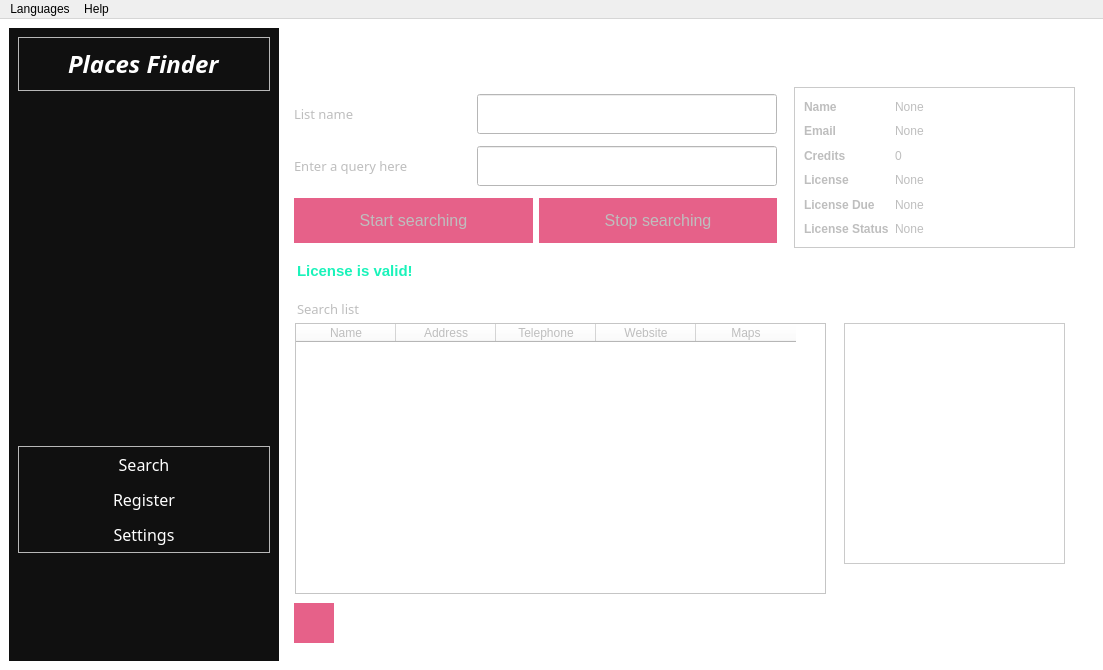
First picture: the form in UI/goomaps.ui, repository AhmedGsm/Google-Maps-Scraper, before the edit.
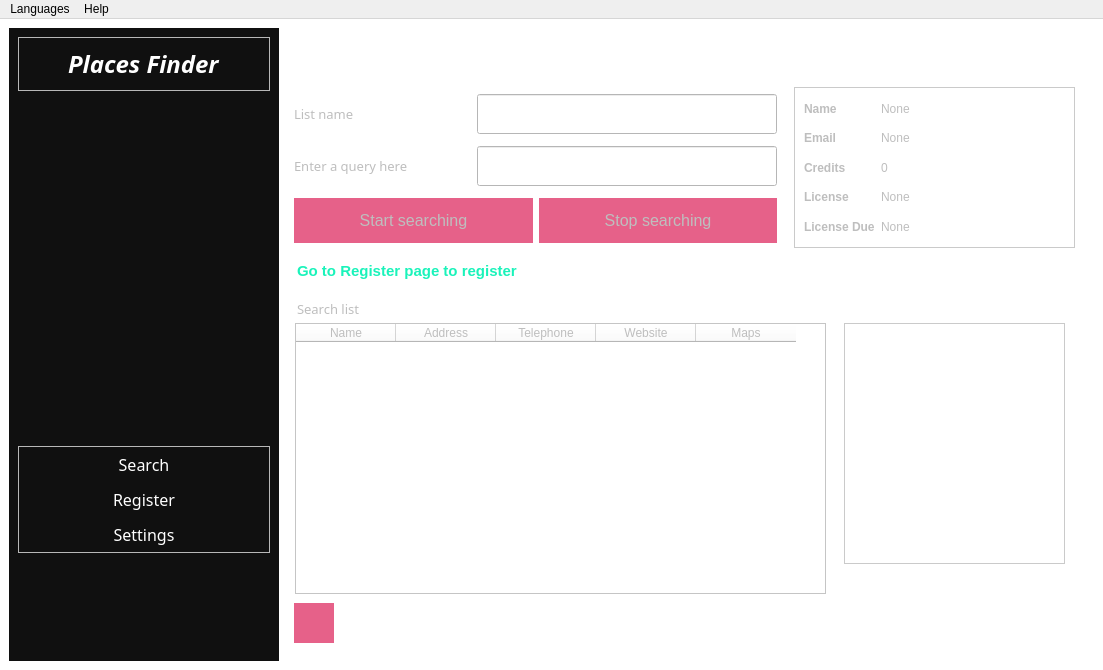
Second picture: the form after the edit. Icons and pictures are not drawn.

Commit message: Check duplication license usage

The edit to the form file:
```diff
--- a/UI/goomaps.ui
+++ b/UI/goomaps.ui
@@ -598,19 +598,6 @@
                   </property>
                  </widget>
                 </item>
-                <item>
-                 <widget class="QLabel" name="statusLabel">
-                  <property name="font">
-                   <font>
-                    <pointsize>9</pointsize>
-                    <bold>true</bold>
-                   </font>
-                  </property>
-                  <property name="text">
-                   <string>License Status</string>
-                  </property>
-                 </widget>
-                </item>
                </layout>
               </item>
               <item>
@@ -650,13 +637,6 @@
                   </property>
                  </widget>
                 </item>
-                <item>
-                 <widget class="QLabel" name="statusValue">
-                  <property name="text">
-                   <string>None</string>
-                  </property>
-                 </widget>
-                </item>
                </layout>
               </item>
              </layout>
@@ -682,7 +662,7 @@
             <string notr="true">color: #1AF3BA</string>
            </property>
            <property name="text">
-            <string>License is valid!</string>
+            <string>Go to Register page to register</string>
            </property>
           </widget>
          </widget>
```
The commit also changes 4 other files.
